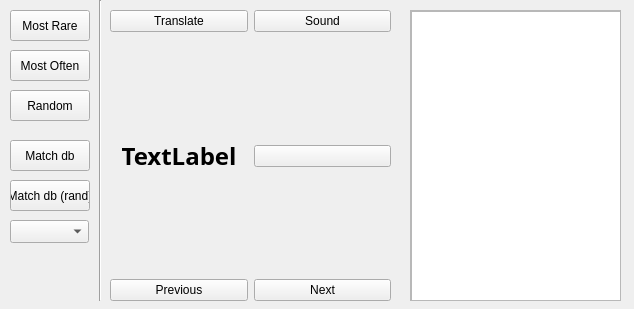
First picture: the form in src/ui/subtitlesview.ui, repository row248/learningFromSub, before the edit.
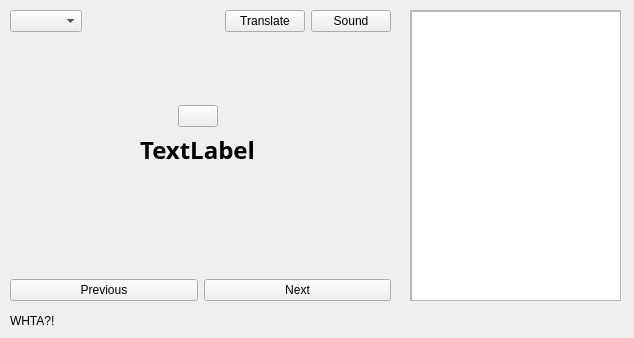
Second picture: the form after the edit.

```diff
--- a/src/ui/subtitlesview.ui
+++ b/src/ui/subtitlesview.ui
@@ -7,7 +7,7 @@
     <x>0</x>
     <y>0</y>
     <width>634</width>
-    <height>309</height>
+    <height>338</height>
    </rect>
   </property>
   <property name="focusPolicy">
@@ -19,15 +19,38 @@
   <widget class="QWidget" name="gridLayoutWidget">
    <property name="geometry">
     <rect>
-     <x>110</x>
+     <x>10</x>
      <y>10</y>
-     <width>281</width>
+     <width>381</width>
      <height>291</height>
     </rect>
    </property>
    <layout class="QGridLayout" name="gridLayout">
     <item row="0" column="0" colspan="2">
      <layout class="QHBoxLayout" name="horizontalLayout_2">
+      <item>
+       <widget class="QComboBox" name="options"/>
+      </item>
+      <item>
+       <spacer name="horizontalSpacer">
+        <property name="orientation">
+         <enum>Qt::Horizontal</enum>
+        </property>
+        <property name="sizeHint" stdset="0">
+         <size>
+          <width>40</width>
+          <height>20</height>
+         </size>
+        </property>
+       </spacer>
+      </item>
+      <item>
+       <widget class="QLabel" name="index">
+        <property name="text">
+         <string/>
+        </property>
+       </widget>
+      </item>
       <item>
        <widget class="QPushButton" name="btn_translate">
         <property name="focusPolicy">
@@ -56,7 +79,7 @@
       </item>
      </layout>
     </item>
-    <item row="6" column="0" colspan="2">
+    <item row="5" column="0" colspan="2">
      <layout class="QHBoxLayout" name="horizontalLayout">
       <item>
        <widget class="QPushButton" name="btnPrev">
@@ -80,7 +103,7 @@
       </item>
      </layout>
     </item>
-    <item row="5" column="0">
+    <item row="4" column="0">
      <spacer name="verticalSpacer">
       <property name="orientation">
        <enum>Qt::Vertical</enum>
@@ -107,79 +130,99 @@
      </spacer>
     </item>
     <item row="2" column="0">
-     <widget class="QLabel" name="word">
-      <property name="font">
-       <font>
-        <family>KacstTitle</family>
-        <pointsize>18</pointsize>
-        <weight>75</weight>
-        <bold>true</bold>
-       </font>
-      </property>
-      <property name="text">
-       <string>TextLabel</string>
-      </property>
-      <property name="alignment">
-       <set>Qt::AlignCenter</set>
-      </property>
-     </widget>
-    </item>
-    <item row="2" column="1">
-     <widget class="QPushButton" name="icon">
-      <property name="cursor">
-       <cursorShape>ArrowCursor</cursorShape>
-      </property>
-      <property name="focusPolicy">
-       <enum>Qt::NoFocus</enum>
-      </property>
-      <property name="text">
-       <string/>
-      </property>
-      <property name="iconSize">
-       <size>
-        <width>30</width>
-        <height>30</height>
-       </size>
-      </property>
-      <property name="autoDefault">
-       <bool>true</bool>
-      </property>
-      <property name="flat">
-       <bool>false</bool>
-      </property>
-     </widget>
+     <layout class="QGridLayout" name="gridLayout_2">
+      <item row="0" column="2">
+       <spacer name="horizontalSpacer_3">
+        <property name="orientation">
+         <enum>Qt::Horizontal</enum>
+        </property>
+        <property name="sizeHint" stdset="0">
+         <size>
+          <width>40</width>
+          <height>20</height>
+         </size>
+        </property>
+       </spacer>
+      </item>
+      <item row="0" column="1">
+       <widget class="QPushButton" name="icon">
+        <property name="sizePolicy">
+         <sizepolicy hsizetype="Minimum" vsizetype="Minimum">
+          <horstretch>0</horstretch>
+          <verstretch>0</verstretch>
+         </sizepolicy>
+        </property>
+        <property name="cursor">
+         <cursorShape>ArrowCursor</cursorShape>
+        </property>
+        <property name="focusPolicy">
+         <enum>Qt::NoFocus</enum>
+        </property>
+        <property name="text">
+         <string/>
+        </property>
+        <property name="iconSize">
+         <size>
+          <width>30</width>
+          <height>30</height>
+         </size>
+        </property>
+        <property name="autoDefault">
+         <bool>true</bool>
+        </property>
+        <property name="flat">
+         <bool>false</bool>
+        </property>
+       </widget>
+      </item>
+      <item row="1" column="0" colspan="3">
+       <widget class="QLabel" name="word">
+        <property name="font">
+         <font>
+          <family>KacstTitle</family>
+          <pointsize>18</pointsize>
+          <weight>75</weight>
+          <bold>true</bold>
+         </font>
+        </property>
+        <property name="text">
+         <string>TextLabel</string>
+        </property>
+        <property name="alignment">
+         <set>Qt::AlignCenter</set>
+        </property>
+       </widget>
+      </item>
+      <item row="0" column="0">
+       <spacer name="horizontalSpacer_2">
+        <property name="orientation">
+         <enum>Qt::Horizontal</enum>
+        </property>
+        <property name="sizeHint" stdset="0">
+         <size>
+          <width>40</width>
+          <height>20</height>
+         </size>
+        </property>
+       </spacer>
+      </item>
+      <item row="2" column="1">
+       <spacer name="verticalSpacer_3">
+        <property name="orientation">
+         <enum>Qt::Vertical</enum>
+        </property>
+        <property name="sizeHint" stdset="0">
+         <size>
+          <width>20</width>
+          <height>40</height>
+         </size>
+        </property>
+       </spacer>
+      </item>
+     </layout>
     </item>
    </layout>
   </widget>
-  <widget class="QPushButton" name="btn_mostRare">
-   <property name="geometry">
-    <rect>
-     <x>10</x>
-     <y>10</y>
-     <width>80</width>
-     <height>31</height>
-    </rect>
-   </property>
-   <property name="focusPolicy">
-    <enum>Qt::NoFocus</enum>
-   </property>
-   <property name="text">
-    <string>Most Rare</string>
-   </property>
-  </widget>
-  <widget class="Line" name="line">
-   <property name="geometry">
-    <rect>
-     <x>90</x>
-     <y>0</y>
-     <width>20</width>
-     <height>301</height>
-    </rect>
-   </property>
-   <property name="orientation">
-    <enum>Qt::Vertical</enum>
-   </property>
-  </widget>
   <widget class="QScrollArea" name="scrollArea">
    <property name="geometry">
     <rect>
@@ -219,88 +262,17 @@
     </widget>
    </widget>
   </widget>
-  <widget class="QLabel" name="index">
+  <widget class="QLabel" name="statusBar">
    <property name="geometry">
     <rect>
      <x>10</x>
-     <y>250</y>
-     <width>71</width>
-     <height>41</height>
+     <y>310</y>
+     <width>381</width>
+     <height>21</height>
     </rect>
    </property>
    <property name="text">
-    <string/>
-   </property>
-  </widget>
-  <widget class="QPushButton" name="btn_mostOften">
-   <property name="geometry">
-    <rect>
-     <x>10</x>
-     <y>50</y>
-     <width>80</width>
-     <height>31</height>
-    </rect>
-   </property>
-   <property name="focusPolicy">
-    <enum>Qt::NoFocus</enum>
-   </property>
-   <property name="text">
-    <string>Most Often</string>
-   </property>
-  </widget>
-  <widget class="QPushButton" name="btn_random">
-   <property name="geometry">
-    <rect>
-     <x>10</x>
-     <y>90</y>
-     <width>80</width>
-     <height>31</height>
-    </rect>
-   </property>
-   <property name="focusPolicy">
-    <enum>Qt::NoFocus</enum>
-   </property>
-   <property name="text">
-    <string>Random</string>
-   </property>
-  </widget>
-  <widget class="QPushButton" name="btn_matchDb">
-   <property name="geometry">
-    <rect>
-     <x>10</x>
-     <y>140</y>
-     <width>80</width>
-     <height>31</height>
-    </rect>
-   </property>
-   <property name="focusPolicy">
-    <enum>Qt::NoFocus</enum>
-   </property>
-   <property name="text">
-    <string>Match db</string>
-   </property>
-  </widget>
-  <widget class="QPushButton" name="btn_mathDbRandom">
-   <property name="geometry">
-    <rect>
-     <x>10</x>
-     <y>180</y>
-     <width>80</width>
-     <height>31</height>
-    </rect>
-   </property>
-   <property name="text">
-    <string>Match db (rand)</string>
-   </property>
-  </widget>
-  <widget class="QComboBox" name="comboBox">
-   <property name="geometry">
-    <rect>
-     <x>10</x>
-     <y>220</y>
-     <width>79</width>
-     <height>23</height>
-    </rect>
+    <string>WHTA?!</string>
    </property>
   </widget>
  </widget>
```
Left out of the diff: 5 changed lines with no effect on the pictures.
